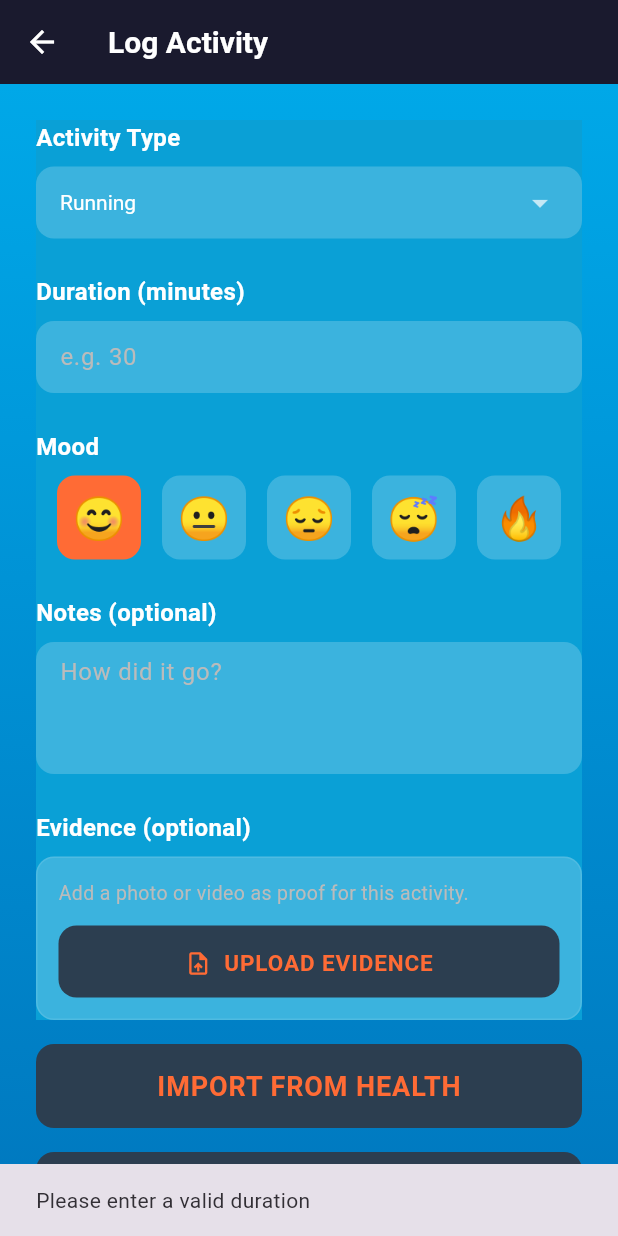
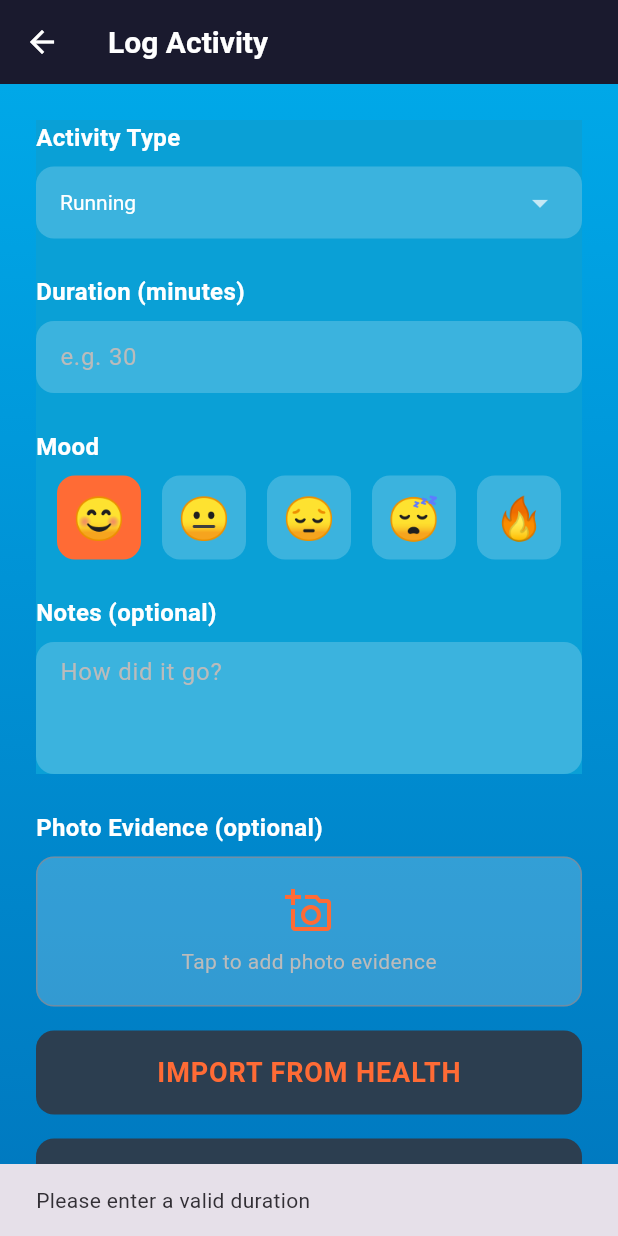
Before and after one commit to hkuspace-pu/comp2003hk-2526-group-group3, a Flutter app: the AddActivityScreen screen opened directly, after a tap on "SUBMIT ACTIVITY", on a phone screen of 412 x 824 dp. Run offline on Flutter 3.47's test engine with Material 3 defaults, Android fonts, the phone set to English and light mode, and no system bars; our stand-ins replace cloud_firestore, csv, file_picker, firebase_auth, firebase_core, firebase_storage and 5 more; missing offline and left inert: dart:html, health; accounts and stored records are empty.

Commit message:
Clone for merging

```diff
--- a/lib/screens/add_activity_screen.dart
+++ b/lib/screens/add_activity_screen.dart
@@ -1,3 +1,4 @@
+import 'dart:io';
 import 'dart:typed_data';
 import 'dart:ui' as ui;
 
@@ -23,6 +24,7 @@ class AddActivityScreen extends StatefulWidget {
 class _AddActivityScreenState extends State<AddActivityScreen> {
   final FirestoreService _firestoreService = FirestoreService();
   final GlobalKey _formCaptureKey = GlobalKey();
+  final ImagePicker _imagePicker = ImagePicker();
 
   String _selectedActivity = AppConstants.activityTypes[0];
   String _selectedMood = AppConstants.moods[0];
@@ -30,11 +32,8 @@ class _AddActivityScreenState extends State<AddActivityScreen> {
   final TextEditingController _durationController = TextEditingController();
   final TextEditingController _notesController = TextEditingController();
 
-  final ImagePicker _picker = ImagePicker();
-  XFile? _selectedEvidence;
-  String? _selectedEvidenceType;
-
   bool _isSaving = false;
+  File? _selectedPhoto;
 
   @override
   void dispose() {
@@ -43,12 +42,110 @@ class _AddActivityScreenState extends State<AddActivityScreen> {
     super.dispose();
   }
 
+  Future<void> _pickPhoto(ImageSource source) async {
+    try {
+      final picked = await _imagePicker.pickImage(
+        source: source,
+        maxWidth: 1080,
+        maxHeight: 1080,
+        imageQuality: 80,
+      );
+      if (picked != null) {
+        setState(() => _selectedPhoto = File(picked.path));
+      }
+    } catch (e) {
+      if (mounted) {
+        ScaffoldMessenger.of(
+          context,
+        ).showSnackBar(SnackBar(content: Text('Failed to pick image: $e')));
+      }
+    }
+  }
+
+  void _showPhotoOptions() {
+    showModalBottomSheet(
+      context: context,
+      backgroundColor: AppColors.primaryDarkGrey,
+      shape: const RoundedRectangleBorder(
+        borderRadius: BorderRadius.vertical(top: Radius.circular(16)),
+      ),
+      builder: (context) => SafeArea(
+        child: Column(
+          mainAxisSize: MainAxisSize.min,
+          children: [
+            const SizedBox(height: 8),
+            Container(
+              width: 40,
+              height: 4,
+              decoration: BoxDecoration(
+                color: AppColors.textGrey,
+                borderRadius: BorderRadius.circular(2),
+              ),
+            ),
+            const SizedBox(height: 16),
+            const Text(
+              'Add Photo Evidence',
+              style: TextStyle(
+                color: AppColors.textWhite,
+                fontSize: 16,
+                fontWeight: FontWeight.bold,
+              ),
+            ),
+            const SizedBox(height: 16),
+            ListTile(
+              leading: const Icon(
+                Icons.camera_alt,
+                color: AppColors.accentOrange,
+              ),
+              title: const Text(
+                'Take Photo',
+                style: TextStyle(color: AppColors.textWhite),
+              ),
+              onTap: () {
+                Navigator.pop(context);
+                _pickPhoto(ImageSource.camera);
+              },
+            ),
+            ListTile(
+              leading: const Icon(
+                Icons.photo_library,
+                color: AppColors.accentOrange,
+              ),
+              title: const Text(
+                'Choose from Gallery',
+                style: TextStyle(color: AppColors.textWhite),
+              ),
+              onTap: () {
+                Navigator.pop(context);
+                _pickPhoto(ImageSource.gallery);
+              },
+            ),
+            if (_selectedPhoto != null)
+              ListTile(
+                leading: const Icon(Icons.delete, color: Colors.red),
+                title: const Text(
+                  'Remove Photo',
+                  style: TextStyle(color: Colors.red),
+                ),
+                onTap: () {
+                  Navigator.pop(context);
+                  setState(() => _selectedPhoto = null);
+                },
+              ),
+            const SizedBox(height: 8),
+          ],
+        ),
+      ),
+    );
+  }
+
   Future<Uint8List> _captureFormBytes() async {
     FocusScope.of(context).unfocus();
 
     await WidgetsBinding.instance.endOfFrame;
 
-    final boundary = _formCaptureKey.currentContext?.findRenderObject()
+    final boundary =
+        _formCaptureKey.currentContext?.findRenderObject()
             as RenderRepaintBoundary?;
     if (boundary == null) {
       throw Exception('not found render object for capture');
@@ -90,271 +187,17 @@ class _AddActivityScreenState extends State<AddActivityScreen> {
       if (!mounted) return;
       ScaffoldMessenger.of(context).showSnackBar(
         SnackBar(
-            content: Text('Imported ${result.length} activities from Health')),
+          content: Text('Imported ${result.length} activities from Health'),
+        ),
       );
     } catch (e) {
       if (!mounted) return;
-      ScaffoldMessenger.of(context).showSnackBar(
-        SnackBar(content: Text('Import failed: $e')),
-      );
+      ScaffoldMessenger.of(
+        context,
+      ).showSnackBar(SnackBar(content: Text('Import failed: $e')));
     } finally {
       if (mounted) setState(() => _isSaving = false);
     }
-  }
-
-  Future<void> _pickEvidence(ImageSource source,
-      {required bool isVideo}) async {
-    try {
-      final XFile? picked = isVideo
-          ? await _picker.pickVideo(source: source)
-          : await _picker.pickImage(source: source, imageQuality: 85);
-      if (picked == null || !mounted) return;
-      setState(() {
-        _selectedEvidence = picked;
-        _selectedEvidenceType = isVideo ? 'video' : 'image';
-      });
-    } catch (e) {
-      if (!mounted) return;
-      ScaffoldMessenger.of(context).showSnackBar(
-        SnackBar(content: Text('Failed to select evidence: $e')),
-      );
-    }
-  }
-
-  Future<void> _showEvidencePicker() async {
-    FocusScope.of(context).unfocus();
-    await showModalBottomSheet<void>(
-      context: context,
-      backgroundColor: AppColors.primaryDarkGrey,
-      shape: const RoundedRectangleBorder(
-        borderRadius: BorderRadius.vertical(top: Radius.circular(20)),
-      ),
-      builder: (context) {
-        Widget option({
-          required IconData icon,
-          required String title,
-          required VoidCallback onTap,
-        }) {
-          return ListTile(
-            leading: Icon(icon, color: AppColors.accentOrange),
-            title: Text(
-              title,
-              style: const TextStyle(
-                color: AppColors.textWhite,
-                fontWeight: FontWeight.w600,
-              ),
-            ),
-            onTap: onTap,
-          );
-        }
-
-        return SafeArea(
-          child: Column(
-            mainAxisSize: MainAxisSize.min,
-            children: [
-              const SizedBox(height: 12),
-              Container(
-                width: 42,
-                height: 4,
-                decoration: BoxDecoration(
-                  color: AppColors.textGrey.withValues(alpha: 0.45),
-                  borderRadius: BorderRadius.circular(999),
-                ),
-              ),
-              const SizedBox(height: 12),
-              const Text(
-                'Upload Evidence',
-                style: TextStyle(
-                  color: AppColors.textWhite,
-                  fontSize: 18,
-                  fontWeight: FontWeight.bold,
-                ),
-              ),
-              const SizedBox(height: 6),
-              const Text(
-                'Choose an image or video as supporting evidence.',
-                style: TextStyle(
-                  color: AppColors.textGrey,
-                  fontSize: 13,
-                ),
-              ),
-              const SizedBox(height: 10),
-              option(
-                icon: Icons.photo_library_outlined,
-                title: 'Pick Image from Gallery',
-                onTap: () {
-                  Navigator.pop(context);
-                  _pickEvidence(ImageSource.gallery, isVideo: false);
-                },
-              ),
-              option(
-                icon: Icons.videocam_outlined,
-                title: 'Pick Video from Gallery',
-                onTap: () {
-                  Navigator.pop(context);
-                  _pickEvidence(ImageSource.gallery, isVideo: true);
-                },
-              ),
-              option(
-                icon: Icons.camera_alt_outlined,
-                title: 'Take Photo',
-                onTap: () {
-                  Navigator.pop(context);
-                  _pickEvidence(ImageSource.camera, isVideo: false);
-                },
-              ),
-              option(
-                icon: Icons.smart_display_outlined,
-                title: 'Record Video',
-                onTap: () {
-                  Navigator.pop(context);
-                  _pickEvidence(ImageSource.camera, isVideo: true);
-                },
-              ),
-              if (_selectedEvidence != null)
-                option(
-                  icon: Icons.delete_outline,
-                  title: 'Remove Selected Evidence',
-                  onTap: () {
-                    Navigator.pop(context);
-                    setState(() {
-                      _selectedEvidence = null;
-                      _selectedEvidenceType = null;
-                    });
-                  },
-                ),
-              const SizedBox(height: 10),
-            ],
-          ),
-        );
-      },
-    );
-  }
-
-  Widget _buildEvidenceSection() {
-    return Column(
-      crossAxisAlignment: CrossAxisAlignment.start,
-      children: [
-        const Text(
-          'Evidence (optional)',
-          style: TextStyle(
-            color: AppColors.textWhite,
-            fontSize: 16,
-            fontWeight: FontWeight.bold,
-          ),
-        ),
-        const SizedBox(height: 8),
-        Container(
-          width: double.infinity,
-          padding: const EdgeInsets.all(14),
-          decoration: BoxDecoration(
-            color: AppColors.cardBackground,
-            borderRadius: BorderRadius.circular(12),
-            border: Border.all(
-              color: AppColors.textWhite.withValues(alpha: 0.10),
-            ),
-          ),
-          child: Column(
-            crossAxisAlignment: CrossAxisAlignment.start,
-            children: [
-              const Text(
-                'Add a photo or video as proof for this activity.',
-                style: TextStyle(
-                  color: AppColors.textGrey,
-                  fontSize: 13,
-                ),
-              ),
-              const SizedBox(height: 12),
-              SizedBox(
-                width: double.infinity,
-                height: 48,
-                child: ElevatedButton.icon(
-                  onPressed: _isSaving ? null : _showEvidencePicker,
-                  style: ElevatedButton.styleFrom(
-                    backgroundColor: AppColors.primaryDarkGrey,
-                    shape: RoundedRectangleBorder(
-                      borderRadius: BorderRadius.circular(12),
-                    ),
-                  ),
-                  icon: const Icon(Icons.upload_file),
-                  label: Text(
-                    _selectedEvidence == null
-                        ? 'UPLOAD EVIDENCE'
-                        : 'CHANGE EVIDENCE',
-                    style: const TextStyle(
-                      fontWeight: FontWeight.bold,
-                      fontSize: 15,
-                    ),
-                  ),
-                ),
-              ),
-              if (_selectedEvidence != null) ...[
-                const SizedBox(height: 12),
-                Container(
-                  width: double.infinity,
-                  padding: const EdgeInsets.all(12),
-                  decoration: BoxDecoration(
-                    color: AppColors.primaryDarkGrey.withValues(alpha: 0.35),
-                    borderRadius: BorderRadius.circular(12),
-                  ),
-                  child: Row(
-                    children: [
-                      Icon(
-                        _selectedEvidenceType == 'video'
-                            ? Icons.movie_creation_outlined
-                            : Icons.image_outlined,
-                        color: AppColors.accentOrange,
-                      ),
-                      const SizedBox(width: 10),
-                      Expanded(
-                        child: Column(
-                          crossAxisAlignment: CrossAxisAlignment.start,
-                          children: [
-                            Text(
-                              _selectedEvidenceType == 'video'
-                                  ? 'Selected video'
-                                  : 'Selected image',
-                              style: const TextStyle(
-                                color: AppColors.textWhite,
-                                fontWeight: FontWeight.w700,
-                              ),
-                            ),
-                            const SizedBox(height: 2),
-                            Text(
-                              _selectedEvidence!.name,
-                              maxLines: 1,
-                              overflow: TextOverflow.ellipsis,
-                              style: const TextStyle(
-                                color: AppColors.textGrey,
-                                fontSize: 13,
-                              ),
-                            ),
-                          ],
-                        ),
-                      ),
-                      IconButton(
-                        onPressed: _isSaving
-                            ? null
-                            : () {
-                                setState(() {
-                                  _selectedEvidence = null;
-                                  _selectedEvidenceType = null;
-                                });
-                              },
-                        icon: const Icon(
-                          Icons.close,
-                          color: AppColors.textGrey,
-                        ),
-                      ),
-                    ],
-                  ),
-                ),
-              ],
-            ],
-          ),
-        ),
-      ],
-    );
   }
 
   Future<void> _saveActivity() async {
@@ -371,48 +214,19 @@ class _AddActivityScreenState extends State<AddActivityScreen> {
 
     setState(() => _isSaving = true);
 
-    try {
-      String? evidenceUrl;
-      String? evidencePath;
-      String? evidenceFileName;
-      String? evidenceContentType;
-
-      if (_selectedEvidence != null && _selectedEvidenceType != null) {
-        final evidenceBytes = await _selectedEvidence!.readAsBytes();
-        final uploadResult = await _firestoreService.uploadActivityEvidence(
-          uid: user.uid,
-          bytes: evidenceBytes,
-          evidenceType: _selectedEvidenceType!,
-          originalFileName: _selectedEvidence!.name,
-        );
-        evidenceUrl = uploadResult['url'];
-        evidencePath = uploadResult['path'];
-        evidenceFileName = uploadResult['fileName'];
-        evidenceContentType = uploadResult['contentType'];
-      }
-
     await _firestoreService.saveActivityLog(
       uid: user.uid,
       activityType: _selectedActivity,
       durationMinutes: duration,
       mood: _selectedMood,
       notes: _notesController.text.trim(),
-        evidenceUrl: evidenceUrl,
-        evidenceType: _selectedEvidenceType,
-        evidenceStoragePath: evidencePath,
-        evidenceFileName: evidenceFileName,
-        evidenceContentType: evidenceContentType,
+      photoPath: _selectedPhoto?.path,
     );
 
     final points = (duration * 1.5).round();
 
-      if (mounted) {
-        setState(() {
-          _isSaving = false;
-          _selectedEvidence = null;
-          _selectedEvidenceType = null;
-        });
-      }
+    try {
+      setState(() => _isSaving = false);
       await WidgetsBinding.instance.endOfFrame;
       final bytes = await _captureFormBytes();
 
@@ -431,9 +245,9 @@ class _AddActivityScreenState extends State<AddActivityScreen> {
     } catch (e) {
       if (!mounted) return;
       setState(() => _isSaving = false);
-      ScaffoldMessenger.of(context).showSnackBar(
-        SnackBar(content: Text('Failed to save activity: $e')),
-      );
+      ScaffoldMessenger.of(
+        context,
+      ).showSnackBar(SnackBar(content: Text('Saved, but capture failed: $e')));
     }
   }
 
@@ -553,8 +367,10 @@ class _AddActivityScreenState extends State<AddActivityScreen> {
                                   ),
                                 ),
                                 child: Center(
-                                  child: Text(mood,
-                                      style: const TextStyle(fontSize: 28)),
+                                  child: Text(
+                                    mood,
+                                    style: const TextStyle(fontSize: 28),
+                                  ),
                                 ),
                               ),
                             );
@@ -587,8 +403,81 @@ class _AddActivityScreenState extends State<AddActivityScreen> {
                             ),
                           ),
                         ),
+                      ],
+                    ),
+                  ),
+                ),
                 const SizedBox(height: 24),
-                        _buildEvidenceSection(),
+
+                // Photo Evidence
+                const Text(
+                  'Photo Evidence (optional)',
+                  style: TextStyle(
+                    color: AppColors.textWhite,
+                    fontSize: 16,
+                    fontWeight: FontWeight.bold,
+                  ),
+                ),
+                const SizedBox(height: 8),
+                GestureDetector(
+                  onTap: _showPhotoOptions,
+                  child: Container(
+                    width: double.infinity,
+                    height: _selectedPhoto != null ? 200 : 100,
+                    decoration: BoxDecoration(
+                      color: AppColors.cardBackground,
+                      borderRadius: BorderRadius.circular(12),
+                      border: Border.all(
+                        color: AppColors.accentOrange.withValues(alpha: 0.3),
+                        width: 1,
+                      ),
+                    ),
+                    child: _selectedPhoto != null
+                        ? ClipRRect(
+                            borderRadius: BorderRadius.circular(12),
+                            child: Stack(
+                              fit: StackFit.expand,
+                              children: [
+                                Image.file(_selectedPhoto!, fit: BoxFit.cover),
+                                Positioned(
+                                  top: 8,
+                                  right: 8,
+                                  child: GestureDetector(
+                                    onTap: () =>
+                                        setState(() => _selectedPhoto = null),
+                                    child: Container(
+                                      padding: const EdgeInsets.all(4),
+                                      decoration: BoxDecoration(
+                                        color: Colors.black54,
+                                        borderRadius: BorderRadius.circular(20),
+                                      ),
+                                      child: const Icon(
+                                        Icons.close,
+                                        color: Colors.white,
+                                        size: 18,
+                                      ),
+                                    ),
+                                  ),
+                                ),
+                              ],
+                            ),
+                          )
+                        : Column(
+                            mainAxisAlignment: MainAxisAlignment.center,
+                            children: const [
+                              Icon(
+                                Icons.add_a_photo_outlined,
+                                color: AppColors.accentOrange,
+                                size: 32,
+                              ),
+                              SizedBox(height: 8),
+                              Text(
+                                'Tap to add photo evidence',
+                                style: TextStyle(
+                                  color: AppColors.textGrey,
+                                  fontSize: 14,
+                                ),
+                              ),
                             ],
                           ),
                   ),
```
Lines whose indentation alone changed are shown as unchanged.
